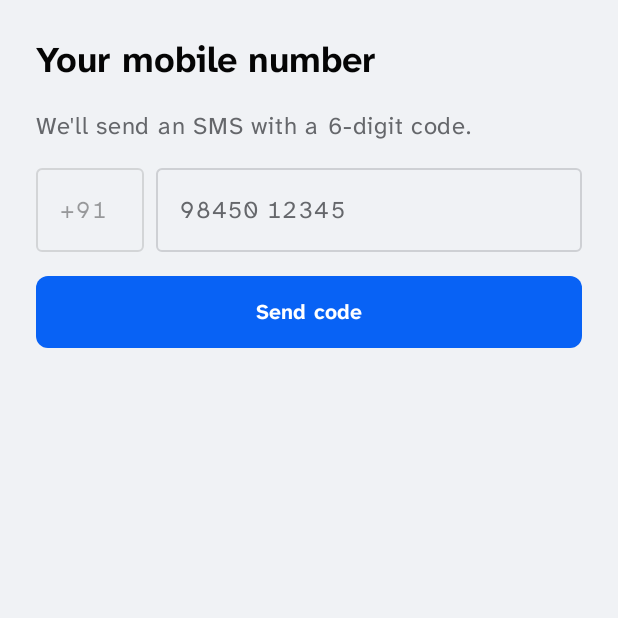
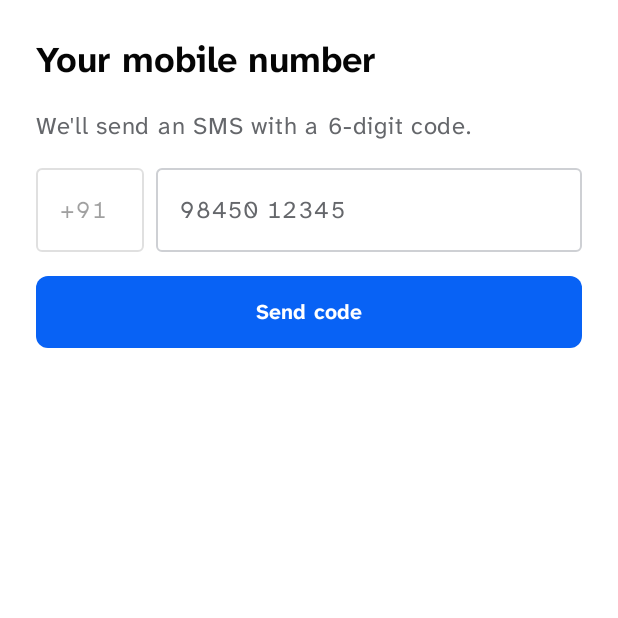
Before and after one commit to tarunkumar19944/foundwith, an Android app built with Jetpack Compose: the screen it shows after launch (MainActivity), on a phone screen of 412 x 824 dp, the top half of it. Run offline under Robolectric (Android 15) with nearby library versions, the phone set to English and light mode, and no system bars; our stand-ins replace Firebase (no records; nobody signed in at launch, a user with empty details on screens opened directly); libraries missing offline, so code that uses them is left out: com.android.installreferrer; pictures from the network do not load; 2 statements that could not run were skipped.

Commit message:
White page, lines between rows, and red counts on every tab
- The page is white (dark grey in dark mode), not light grey (Y, 23 Nov 2026).
- Rows in Updates, Call log and Contacts are full width with a thin line between them; new rows
  stay light blue.
- Call log and Contacts carry a red count like Updates: how many numbers in that tab changed and
  haven't been seen yet (in Updates or on their card).

Co-Authored-By: Claude Opus 5.5 <noreply@anthropic.com>
Claude-Session: https://claude.ai/code/session_01Pg4e8veBqnoSDN144ZYtaS

```diff
--- a/android/app/src/main/java/app/foundwith/ui/Theme.kt
+++ b/android/app/src/main/java/app/foundwith/ui/Theme.kt
@@ -49,7 +49,8 @@ private val LightColours = lightColorScheme(
     secondaryContainer = FbGrey, onSecondaryContainer = FbInk,
     tertiary = FbGreen, onTertiary = Color.White,
     tertiaryContainer = Color(0xFFE6F4EA), onTertiaryContainer = Color(0xFF0D652D),
-    background = FbGround, onBackground = FbInk,
+    // A white page (Y, 23 Nov 2026), rows parted by thin lines; cards keep a hairline edge.
+    background = Color.White, onBackground = FbInk,
     surface = Color.White, onSurface = FbInk,
     surfaceVariant = FbGrey, onSurfaceVariant = FbMuted,
     surfaceTint = Color.White,
@@ -71,10 +72,11 @@ private val DarkColours = darkColorScheme(
     secondaryContainer = DkRaised, onSecondaryContainer = DkInk,
     tertiary = DkGreen, onTertiary = Color(0xFF00210B),
     tertiaryContainer = Color(0xFF1E3A28), onTertiaryContainer = Color(0xFFA6E3B8),
+    // One dark page, like the white one in light mode (Y, 23 Nov 2026).
     background = DkGround, onBackground = DkInk,
-    surface = DkCard, onSurface = DkInk,
+    surface = DkGround, onSurface = DkInk,
     surfaceVariant = DkRaised, onSurfaceVariant = DkMuted,
-    surfaceTint = DkCard,
+    surfaceTint = DkGround,
     inverseSurface = DkInk, inverseOnSurface = DkGround,
     outline = Color(0xFF4E4F50), outlineVariant = DkRule,
     error = DkRed, onError = Color(0xFF3B0009),
@@ -82,7 +84,7 @@ private val DarkColours = darkColorScheme(
     scrim = Color.Black,
     surfaceBright = DkRaised, surfaceDim = DkGround,
     surfaceContainerLowest = DkGround, surfaceContainerLow = Color(0xFF1E1F20),
-    surfaceContainer = DkCard, surfaceContainerHigh = DkCard, surfaceContainerHighest = DkRaised,
+    surfaceContainer = DkGround, surfaceContainerHigh = DkCard, surfaceContainerHighest = DkRaised,
 )
 
 /** The green of "Live" and a count going up. */
--- a/android/app/src/main/res/values/colors.xml
+++ b/android/app/src/main/res/values/colors.xml
@@ -1,8 +1,8 @@
 <?xml version="1.0" encoding="utf-8"?>
 <resources>
-    <!-- Facebook-style light page (the opening screen and the window behind Compose). -->
+    <!-- The white page (the opening screen and the window behind Compose; Y, 23 Nov 2026). -->
     <color name="ink">#FF050505</color>
-    <color name="ground">#FFF0F2F5</color>
+    <color name="ground">#FFFFFFFF</color>
     <!-- The icon's background: Facebook blue. -->
     <color name="launcher_background">#FF0862F5</color>
 </resources>
```
Also changed, not shown: android/app/src/main/java/app/foundwith/ui/Home.kt (+45 -13 lines).
